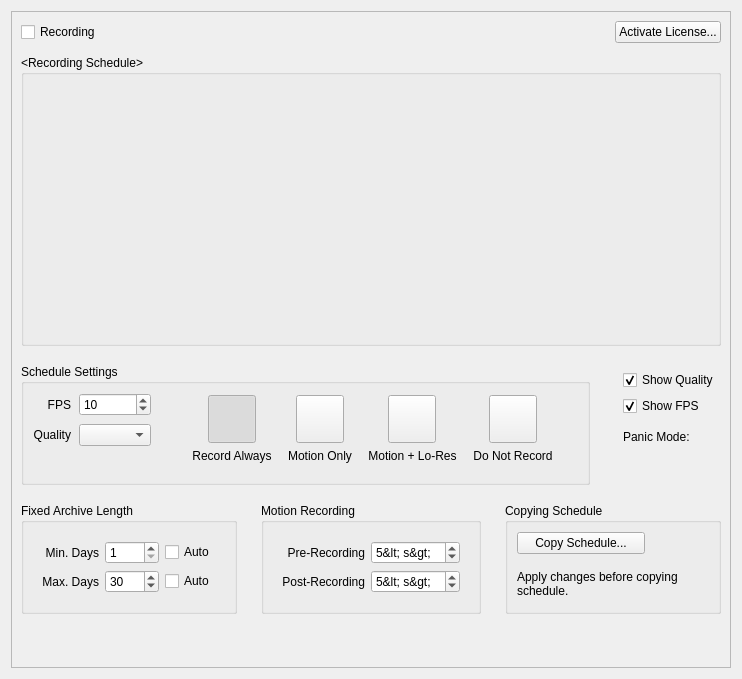
The window that client/libclient/src/ui/widgets/properties/camera_schedule_widget.ui (networkoptix/nx_open) describes before a commit, drawn with Qt 5.
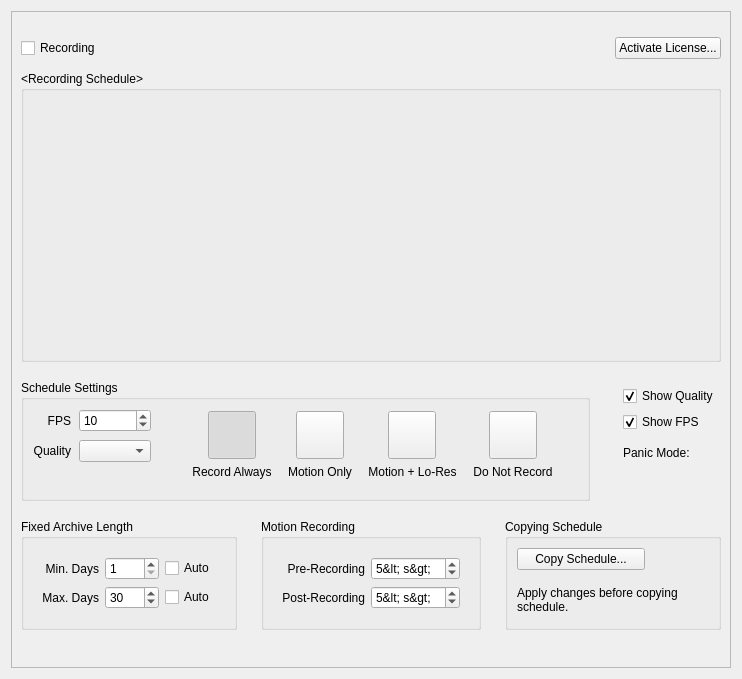
The same window after the commit. Custom widgets are drawn as their Qt base class.

Commit message:
VMS-4330: Content in camera recording settings is cropped to early
<==== Mercurial data ====>
Branch: dev_3.0.0_gui

```diff
--- a/client/libclient/src/ui/widgets/properties/camera_schedule_widget.ui
+++ b/client/libclient/src/ui/widgets/properties/camera_schedule_widget.ui
@@ -31,7 +31,23 @@
         <height>659</height>
        </rect>
       </property>
-      <layout class="QVBoxLayout" name="verticalLayout_7" stretch="0,0,0,0,0,1">
+      <layout class="QVBoxLayout" name="verticalLayout_7" stretch="0,0,0,0,0,0,1">
+       <item>
+        <spacer name="verticalSpacer_8">
+         <property name="orientation">
+          <enum>Qt::Vertical</enum>
+         </property>
+         <property name="sizeType">
+          <enum>QSizePolicy::Fixed</enum>
+         </property>
+         <property name="sizeHint" stdset="0">
+          <size>
+           <width>20</width>
+           <height>16</height>
+          </size>
+         </property>
+        </spacer>
+       </item>
        <item>
         <layout class="QHBoxLayout" name="topButtonsLayout">
          <item>
@@ -853,10 +869,13 @@
          <property name="orientation">
           <enum>Qt::Vertical</enum>
          </property>
+         <property name="sizeType">
+          <enum>QSizePolicy::MinimumExpanding</enum>
+         </property>
          <property name="sizeHint" stdset="0">
           <size>
            <width>20</width>
-           <height>1</height>
+           <height>16</height>
           </size>
          </property>
         </spacer>
```
The commit also changes 2 other files.
